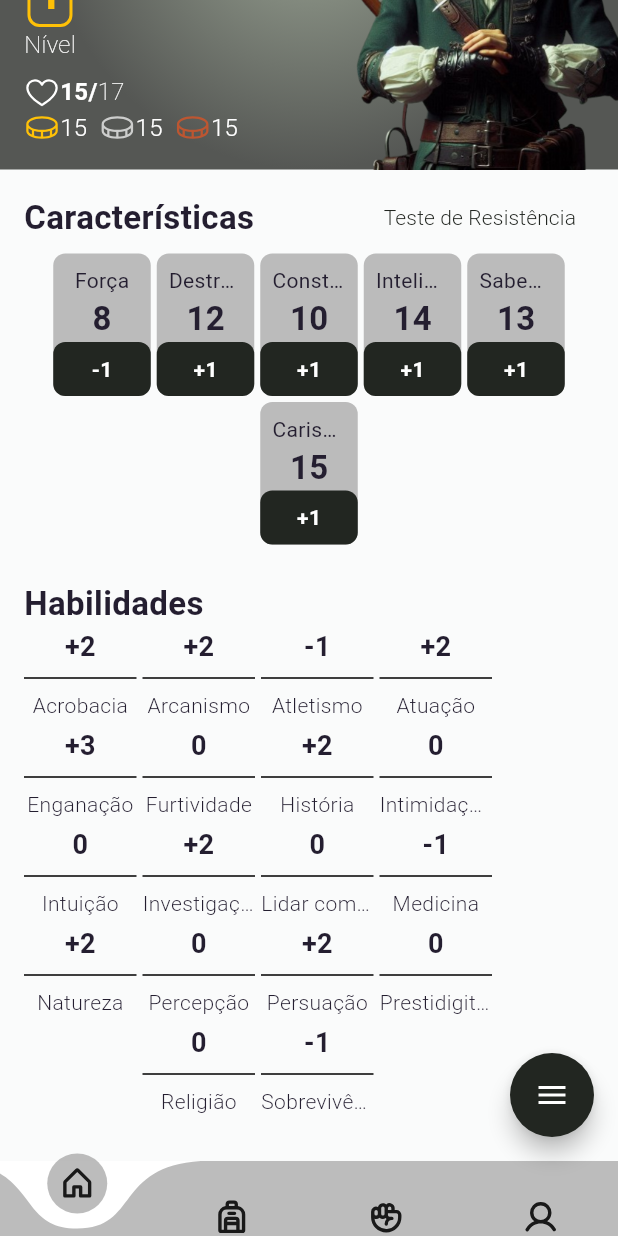
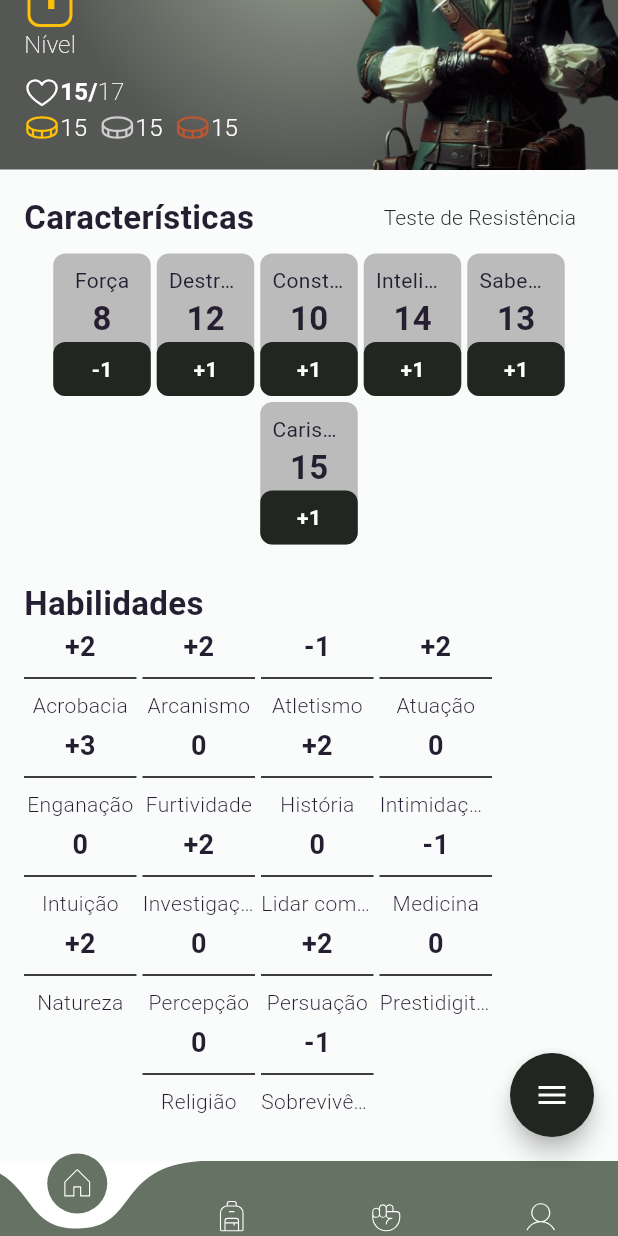
Before and after one commit to Ore-Software-Hub/char-vault, a Flutter app: the screen it shows after launch, scrolled down 237 dp, on a phone screen of 412 x 824 dp. Run offline on Flutter 3.47's test engine with Material 3 defaults, Android fonts, the phone set to English and light mode, and no system bars; drawn by our look-alikes of curved_navigation_bar, flutter_speed_dial; our stand-ins replace phosphor_flutter, shared_preferences.

Commit message:
corrigido cor do bottom navigation

```diff
--- a/lib/pages/initial_page.dart
+++ b/lib/pages/initial_page.dart
@@ -87,20 +87,24 @@ class _InitialPageState extends State<InitialPage> {
         height: 50,
         animationDuration: const Duration(milliseconds: 200),
         backgroundColor: Colors.white,
-        color: cores.gray,
+        color: cores.secondaryColor,
         onTap: _onItemTapped,
         items: const [
           PhosphorIcon(
-            PhosphorIconsBold.house,
+            color: Colors.white,
+            PhosphorIconsThin.house,
           ),
           PhosphorIcon(
-            PhosphorIconsBold.backpack,
+            color: Colors.white,
+            PhosphorIconsThin.backpack,
           ),
           PhosphorIcon(
-            PhosphorIconsBold.handFist,
+            color: Colors.white,
+            PhosphorIconsThin.handFist,
           ),
           PhosphorIcon(
-            PhosphorIconsBold.user,
+            color: Colors.white,
+            PhosphorIconsThin.user,
           ),
         ],
       ),
```
